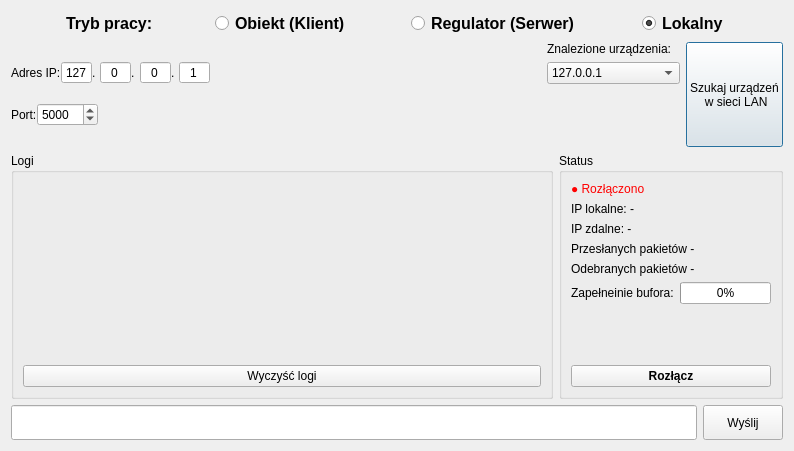
Before: the Qt Designer form connectionwindow.ui in surowyantoni/PK_projekt_SK, drawn with Qt 5.
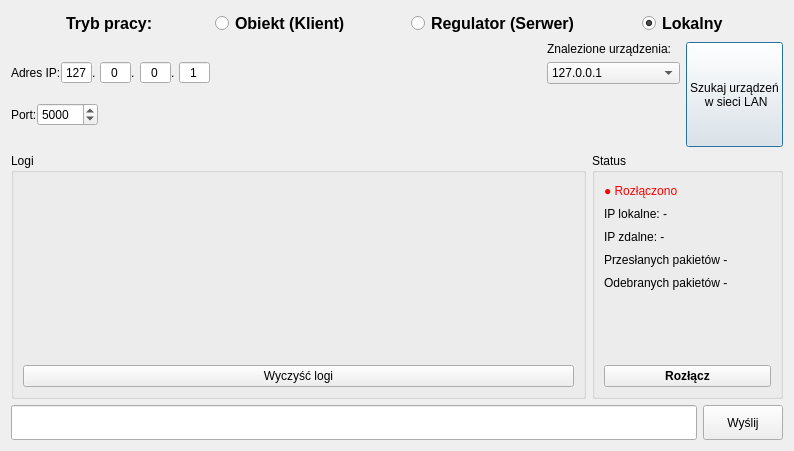
After: the same form once the commit is applied.

Diff of the .ui file:
```diff
--- a/connectionwindow.ui
+++ b/connectionwindow.ui
@@ -399,7 +399,7 @@
        <property name="title">
         <string>Status</string>
        </property>
-       <layout class="QVBoxLayout" stretch="1,1,1,1,1,1,4,1">
+       <layout class="QVBoxLayout" stretch="1,1,1,1,1,4,1">
         <item>
          <widget class="QLabel" name="labelConnStatus">
           <property name="styleSheet">
@@ -438,24 +438,6 @@
           </property>
          </widget>
         </item>
-        <item>
-         <layout class="QHBoxLayout" name="horizontalLayout_3">
-          <item>
-           <widget class="QLabel" name="label_2">
-            <property name="text">
-             <string>Zapełneinie bufora:</string>
-            </property>
-           </widget>
-          </item>
-          <item>
-           <widget class="QProgressBar" name="progressBarOpoznienie">
-            <property name="value">
-             <number>0</number>
-            </property>
-           </widget>
-          </item>
-         </layout>
-        </item>
         <item>
          <spacer name="verticalSpacer_2">
           <property name="orientation">
```
